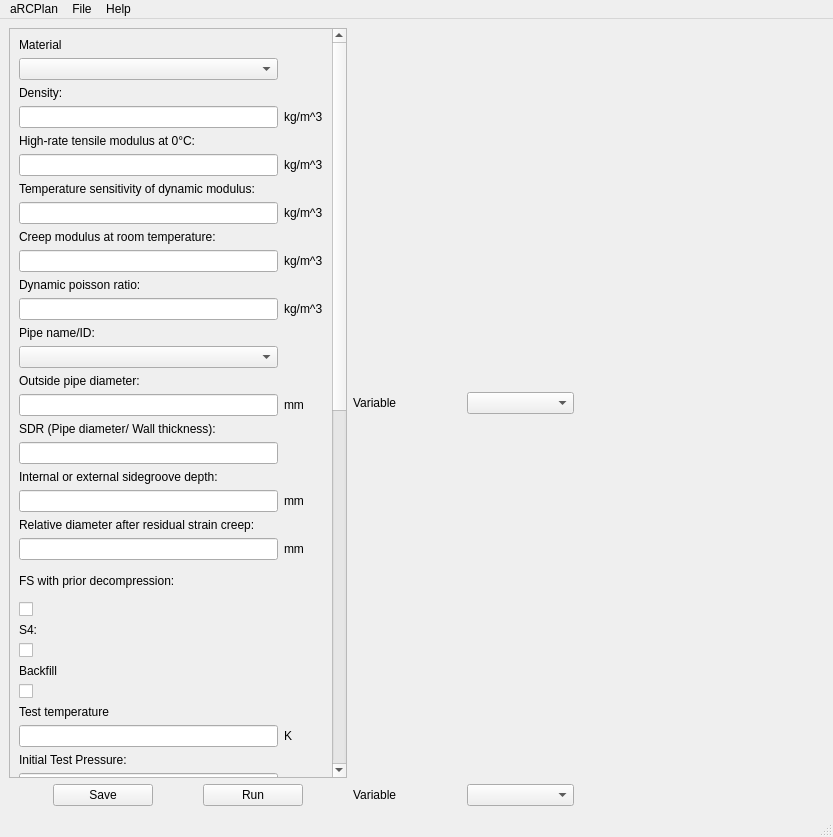
First picture: the form in Source/guimain.ui, repository FraserEdwards/aRCPlanQt, before the edit.
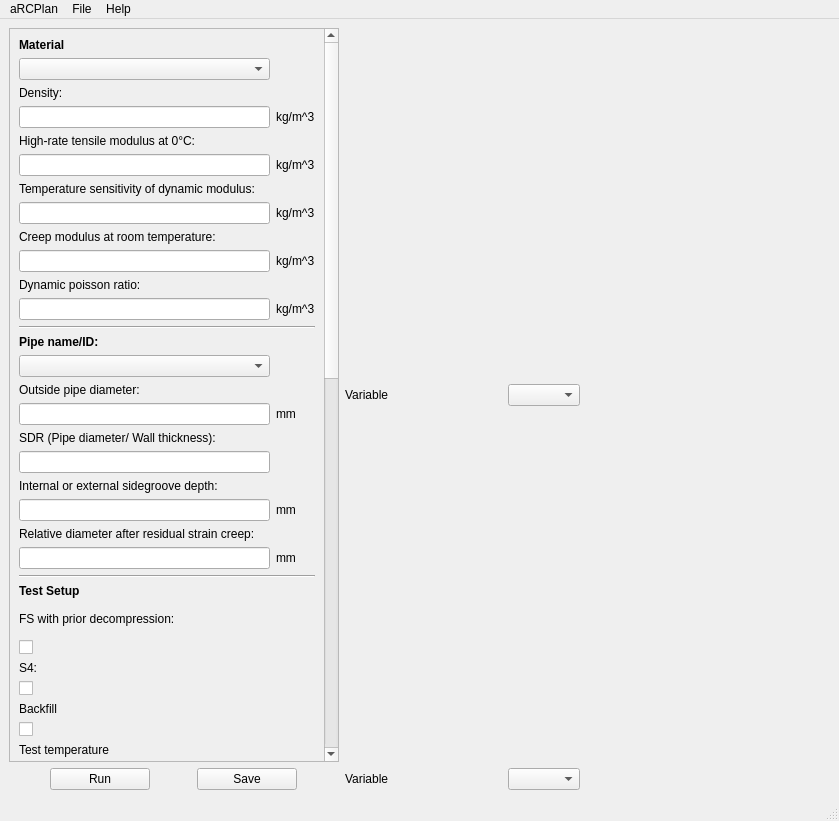
Second picture: the form after the edit. Custom widgets are drawn as their Qt base class.

Commit message: Tidied up parameters and prevented scaling

The edit to the form file:
```diff
--- a/Source/guimain.ui
+++ b/Source/guimain.ui
@@ -6,14 +6,20 @@
    <rect>
     <x>0</x>
     <y>0</y>
-    <width>833</width>
-    <height>837</height>
+    <width>839</width>
+    <height>821</height>
    </rect>
   </property>
+  <property name="sizePolicy">
+   <sizepolicy hsizetype="Fixed" vsizetype="Fixed">
+    <horstretch>0</horstretch>
+    <verstretch>0</verstretch>
+   </sizepolicy>
+  </property>
   <property name="maximumSize">
    <size>
-    <width>16777215</width>
-    <height>16777215</height>
+    <width>839</width>
+    <height>821</height>
    </size>
   </property>
   <property name="windowTitle">
@@ -24,15 +30,34 @@
   </property>
   <widget class="QWidget" name="centralwidget">
    <layout class="QGridLayout" name="gridLayout">
-    <item row="7" column="0">
+    <item row="5" column="0">
      <layout class="QHBoxLayout" name="horizontalLayout_2">
+      <item>
+       <widget class="QPushButton" name="Runbutton">
+        <property name="sizePolicy">
+         <sizepolicy hsizetype="Fixed" vsizetype="Fixed">
+          <horstretch>0</horstretch>
+          <verstretch>0</verstretch>
+         </sizepolicy>
+        </property>
+        <property name="maximumSize">
+         <size>
+          <width>100</width>
+          <height>50</height>
+         </size>
+        </property>
+        <property name="text">
+         <string>Run</string>
+        </property>
+       </widget>
+      </item>
       <item>
        <widget class="QPushButton" name="Save">
         <property name="enabled">
          <bool>true</bool>
         </property>
         <property name="sizePolicy">
-         <sizepolicy hsizetype="Minimum" vsizetype="Fixed">
+         <sizepolicy hsizetype="Fixed" vsizetype="Fixed">
           <horstretch>0</horstretch>
           <verstretch>0</verstretch>
          </sizepolicy>
@@ -48,28 +73,9 @@
         </property>
        </widget>
       </item>
-      <item>
-       <widget class="QPushButton" name="Runbutton">
-        <property name="sizePolicy">
-         <sizepolicy hsizetype="Minimum" vsizetype="Fixed">
-          <horstretch>0</horstretch>
-          <verstretch>0</verstretch>
-         </sizepolicy>
-        </property>
-        <property name="maximumSize">
-         <size>
-          <width>100</width>
-          <height>50</height>
-         </size>
-        </property>
-        <property name="text">
-         <string>Run</string>
-        </property>
-       </widget>
-      </item>
      </layout>
     </item>
-    <item row="7" column="2" colspan="2">
+    <item row="5" column="2" colspan="2">
      <layout class="QHBoxLayout" name="horizontalLayout">
       <item>
        <widget class="QLabel" name="yaxis">
@@ -79,7 +85,14 @@
        </widget>
       </item>
       <item>
-       <widget class="QComboBox" name="yCombo"/>
+       <widget class="QComboBox" name="yCombo">
+        <property name="sizePolicy">
+         <sizepolicy hsizetype="Fixed" vsizetype="Fixed">
+          <horstretch>0</horstretch>
+          <verstretch>0</verstretch>
+         </sizepolicy>
+        </property>
+       </widget>
       </item>
       <item>
        <spacer name="horizontalSpacer_2">
@@ -99,18 +112,109 @@
       </item>
      </layout>
     </item>
-    <item row="0" column="2" rowspan="3">
+    <item row="3" column="2" rowspan="2">
+     <widget class="QCustomPlot" name="Resultsplot" native="true">
+      <property name="sizePolicy">
+       <sizepolicy hsizetype="Fixed" vsizetype="Fixed">
+        <horstretch>0</horstretch>
+        <verstretch>0</verstretch>
+       </sizepolicy>
+      </property>
+      <property name="minimumSize">
+       <size>
+        <width>465</width>
+        <height>350</height>
+       </size>
+      </property>
+      <property name="contextMenuPolicy">
+       <enum>Qt::NoContextMenu</enum>
+      </property>
+      <property name="toolTip">
+       <string extracomment="Navigate plots using table below."/>
+      </property>
+      <property name="toolTipDuration">
+       <number>1</number>
+      </property>
+      <property name="statusTip">
+       <string extracomment="Navigate plots using table below."/>
+      </property>
+      <zorder>scrollArea</zorder>
+      <zorder>scrollArea</zorder>
+     </widget>
+    </item>
+    <item row="2" column="2" colspan="2">
+     <layout class="QHBoxLayout" name="horizontalLayout_3">
+      <item>
+       <widget class="QLabel" name="var">
+        <property name="text">
+         <string>Variable</string>
+        </property>
+       </widget>
+      </item>
+      <item>
+       <widget class="QComboBox" name="varCombo">
+        <property name="sizePolicy">
+         <sizepolicy hsizetype="Fixed" vsizetype="Fixed">
+          <horstretch>0</horstretch>
+          <verstretch>0</verstretch>
+         </sizepolicy>
+        </property>
+       </widget>
+      </item>
+      <item>
+       <spacer name="horizontalSpacer">
+        <property name="orientation">
+         <enum>Qt::Horizontal</enum>
+        </property>
+        <property name="sizeType">
+         <enum>QSizePolicy::Fixed</enum>
+        </property>
+        <property name="sizeHint" stdset="0">
+         <size>
+          <width>250</width>
+          <height>20</height>
+         </size>
+        </property>
+       </spacer>
+      </item>
+     </layout>
+    </item>
+    <item row="0" column="2" rowspan="2">
      <widget class="QCustomPlot" name="Crackplot" native="true">
+      <property name="sizePolicy">
+       <sizepolicy hsizetype="Fixed" vsizetype="Fixed">
+        <horstretch>0</horstretch>
+        <verstretch>0</verstretch>
+       </sizepolicy>
+      </property>
       <property name="minimumSize">
        <size>
         <width>465</width>
-        <height>300</height>
+        <height>350</height>
        </size>
       </property>
      </widget>
     </item>
-    <item row="0" column="0" rowspan="7">
+    <item row="0" column="0" rowspan="5">
      <widget class="QScrollArea" name="scrollArea_2">
+      <property name="sizePolicy">
+       <sizepolicy hsizetype="Minimum" vsizetype="Minimum">
+        <horstretch>0</horstretch>
+        <verstretch>100</verstretch>
+       </sizepolicy>
+      </property>
+      <property name="minimumSize">
+       <size>
+        <width>330</width>
+        <height>700</height>
+       </size>
+      </property>
+      <property name="maximumSize">
+       <size>
+        <width>330</width>
+        <height>9000</height>
+       </size>
+      </property>
       <property name="widgetResizable">
        <bool>true</bool>
       </property>
@@ -120,35 +224,121 @@
          <x>0</x>
          <y>0</y>
          <width>328</width>
-         <height>1670</height>
+         <height>1769</height>
         </rect>
        </property>
        <layout class="QGridLayout" name="gridLayout_3">
-        <item row="34" column="1">
+        <item row="39" column="0" colspan="2">
+         <widget class="QLabel" name="PipeID_9">
+          <property name="text">
+           <string>Test temperature</string>
+          </property>
+         </widget>
+        </item>
+        <item row="57" column="0" colspan="2">
+         <widget class="QLabel" name="PipeID_17">
+          <property name="text">
+           <string>Number of finite elements:</string>
+          </property>
+         </widget>
+        </item>
+        <item row="55" column="0" colspan="2">
+         <widget class="QLabel" name="PipeID_16">
+          <property name="text">
+           <string>Crack speed (single-shot analysis):</string>
+          </property>
+         </widget>
+        </item>
+        <item row="59" column="0" colspan="2">
+         <widget class="QLabel" name="label_4">
+          <property name="text">
+           <string>Verbose mode (not recomended):</string>
+          </property>
+          <property name="wordWrap">
+           <bool>true</bool>
+          </property>
+         </widget>
+        </item>
+        <item row="63" column="0" colspan="2">
+         <widget class="QLabel" name="label_2">
+          <property name="text">
+           <string>Single Shot:</string>
+          </property>
+         </widget>
+        </item>
+        <item row="65" column="0" colspan="2">
+         <widget class="QLabel" name="label">
+          <property name="text">
+           <string>Range:</string>
+          </property>
+         </widget>
+        </item>
+        <item row="67" column="0" colspan="2">
+         <widget class="QLabel" name="label_7">
+          <property name="text">
+           <string>Parameter:</string>
+          </property>
+         </widget>
+        </item>
+        <item row="70" column="0" colspan="2">
+         <widget class="QLabel" name="label_10">
+          <property name="text">
+           <string>No. of Points:</string>
+          </property>
+         </widget>
+        </item>
+        <item row="72" column="0" colspan="2">
+         <widget class="QLabel" name="label_8">
+          <property name="text">
+           <string>From:</string>
+          </property>
+          <property name="alignment">
+           <set>Qt::AlignLeading|Qt::AlignLeft|Qt::AlignVCenter</set>
+          </property>
+         </widget>
+        </item>
+        <item row="74" column="0">
+         <widget class="QLabel" name="label_9">
+          <property name="text">
+           <string>To:</string>
+          </property>
+          <property name="alignment">
+           <set>Qt::AlignLeading|Qt::AlignLeft|Qt::AlignVCenter</set>
+          </property>
+         </widget>
+        </item>
+        <item row="47" column="0" colspan="2">
+         <widget class="QLabel" name="PipeID_13">
+          <property name="text">
+           <string>Fraction of internal volume occupied by rigid core:</string>
+          </property>
+         </widget>
+        </item>
+        <item row="42" column="1">
          <widget class="QLabel" name="label_19">
           <property name="text">
            <string>MPa</string>
           </property>
          </widget>
         </item>
-        <item row="12" column="0">
+        <item row="17" column="0">
          <widget class="QLineEdit" name="creepmodulus"/>
         </item>
-        <item row="32" column="1">
+        <item row="40" column="1">
          <widget class="QLabel" name="label_18">
           <property name="text">
            <string>K</string>
           </property>
          </widget>
         </item>
-        <item row="8" column="1">
+        <item row="13" column="1">
          <widget class="QLabel" name="label_16">
           <property name="text">
            <string>kg/m^3</string>
           </property>
          </widget>
         </item>
-        <item row="63" column="0">
+        <item row="73" column="0">
          <widget class="QLineEdit" name="from">
           <property name="sizePolicy">
            <sizepolicy hsizetype="Fixed" vsizetype="Fixed">
@@ -158,37 +348,40 @@
           </property>
          </widget>
         </item>
-        <item row="42" column="0">
+        <item row="28" column="0">
+         <widget class="QLineEdit" name="groovedepth"/>
+        </item>
+        <item row="50" column="0">
          <widget class="QLineEdit" name="waterfraction"/>
         </item>
-        <item row="17" column="0" colspan="2">
+        <item row="75" column="0">
+         <widget class="QLineEdit" name="to">
+          <property name="sizePolicy">
+           <sizepolicy hsizetype="Fixed" vsizetype="Fixed">
+            <horstretch>0</horstretch>
+            <verstretch>0</verstretch>
+           </sizepolicy>
+          </property>
+         </widget>
+        </item>
+        <item row="23" column="0" colspan="2">
          <widget class="QLabel" name="PipeID_22">
           <property name="text">
            <string>Outside pipe diameter:</string>
           </property>
          </widget>
         </item>
-        <item row="1" column="0">
-         <widget class="QComboBox" name="materialname"/>
+        <item row="54" column="0">
+         <widget class="QLineEdit" name="initiallength"/>
         </item>
-        <item row="65" column="0">
-         <widget class="QLineEdit" name="to">
-          <property name="sizePolicy">
-           <sizepolicy hsizetype="Fixed" vsizetype="Fixed">
-            <horstretch>0</horstretch>
-            <verstretch>0</verstretch>
-           </sizepolicy>
-          </property>
-         </widget>
-        </item>
-        <item row="10" column="1">
+        <item row="15" column="1">
          <widget class="QLabel" name="label_17">
           <property name="text">
            <string>kg/m^3</string>
           </property>
          </widget>
         </item>
-        <item row="30" column="0">
+        <item row="38" column="0">
          <widget class="QCheckBox" name="backfill">
           <property name="text">
            <string/>
@@ -196,32 +389,35 @@
          </widget>
         </item>
         <item row="46" column="0">
-         <widget class="QLineEdit" name="initiallength"/>
+         <widget class="QLineEdit" name="backfilldensity"/>
         </item>
-        <item row="29" column="0">
+        <item row="15" column="0">
+         <widget class="QLineEdit" name="deltadynamicmodulus"/>
+        </item>
+        <item row="37" column="0">
          <widget class="QLabel" name="label_11">
           <property name="text">
            <string>Backfill</string>
           </property>
          </widget>
         </item>
-        <item row="38" column="0">
-         <widget class="QLineEdit" name="backfilldensity"/>
-        </item>
-        <item row="11" column="0" colspan="2">
-         <widget class="QLabel" name="Creepmodulus">
-          <property name="text">
-           <string>Creep modulus at room temperature:</string>
-          </property>
-         </widget>
-        </item>
-        <item row="24" column="0">
+        <item row="30" column="0">
          <widget class="QLineEdit" name="relativediameter"/>
         </item>
-        <item row="8" column="0">
+        <item row="13" column="0">
          <widget class="QLineEdit" name="dynamicmodulus"/>
         </item>
-        <item row="25" column="0">
+        <item row="16" column="0" colspan="2">
+         <widget class="QLabel" name="Creepmodulus">
+          <property name="text">
+           <string>Creep modulus at room temperature:</string>
+          </property>
+         </widget>
+        </item>
+        <item row="44" column="0">
+         <widget class="QLineEdit" name="backfilldepth"/>
+        </item>
+        <item row="33" column="0">
          <widget class="QLabel" name="label_12">
           <property name="minimumSize">
            <size>
@@ -243,125 +439,119 @@
           </property>
          </widget>
         </item>
-        <item row="7" column="0">
+        <item row="48" column="0">
+         <widget class="QLineEdit" name="solidfraction"/>
+        </item>
+        <item row="12" column="0">
          <widget class="QLabel" name="DynamicModulus">
           <property name="text">
            <string>High-rate tensile modulus at 0°C:</string>
           </property>
          </widget>
         </item>
-        <item row="36" column="0">
-         <widget class="QLineEdit" name="backfilldepth"/>
-        </item>
-        <item row="40" column="0">
-         <widget class="QLineEdit" name="solidfraction"/>
-        </item>
-        <item row="52" column="0">
+        <item row="60" column="0">
          <widget class="QCheckBox" name="verbose">
           <property name="text">
            <string/>
           </property>
          </widget>
         </item>
-        <item row="18" column="0">
+        <item row="24" column="0">
          <widget class="QLineEdit" name="outsidediameter"/>
         </item>
-        <item row="27" column="0">
+        <item row="35" column="0">
          <widget class="QLabel" name="label_13">
           <property name="text">
            <string>S4:</string>
           </property>
          </widget>
         </item>
-        <item row="22" column="0">
-         <widget class="QLineEdit" name="groovedepth"/>
-        </item>
-        <item row="54" column="0">
-         <widget class="QCheckBox" name="singlemode">
-          <property name="text">
-           <string/>
-          </property>
-         </widget>
-        </item>
-        <item row="48" column="0">
-         <widget class="QLineEdit" name="crackspeed"/>
-        </item>
-        <item row="50" column="0">
+        <item row="58" column="0">
          <widget class="QLineEdit" name="fdnumber"/>
         </item>
-        <item row="13" column="0" colspan="2">
+        <item row="56" column="0">
+         <widget class="QLineEdit" name="crackspeed"/>
+        </item>
+        <item row="64" column="0">
+         <widget class="QCheckBox" name="singlemode">
+          <property name="text">
+           <string/>
+          </property>
+         </widget>
+        </item>
+        <item row="19" column="1">
+         <widget class="QLabel" name="label_23">
+          <property name="text">
+           <string>kg/m^3</string>
+          </property>
+         </widget>
+        </item>
+        <item row="18" column="0" colspan="2">
          <widget class="QLabel" name="Poissonratio">
           <property name="text">
            <string>Dynamic poisson ratio:</string>
           </property>
          </widget>
         </item>
-        <item row="14" column="1">
-         <widget class="QLabel" name="label_23">
-          <property name="text">
-           <string>kg/m^3</string>
-          </property>
-         </widget>
+        <item row="11" column="0">
+         <widget class="QLineEdit" name="density"/>
         </item>
-        <item row="9" column="0" colspan="2">
+        <item row="14" column="0" colspan="2">
          <widget class="QLabel" name="DDynamicModulus">
           <property name="text">
            <string>Temperature sensitivity of dynamic modulus:</string>
           </property>
          </widget>
         </item>
-        <item row="6" column="0">
-         <widget class="QLineEdit" name="density"/>
-        </item>
-        <item row="56" column="0">
+        <item row="66" column="0">
          <widget class="QCheckBox" name="rangemode">
           <property name="text">
            <string/>
           </property>
          </widget>
         </item>
-        <item row="28" column="0">
+        <item row="36" column="0">
          <widget class="QCheckBox" name="s4">
           <property name="text">
            <string/>
           </property>
          </widget>
         </item>
-        <item row="18" column="1">
-         <widget class="QLabel" name="label_24">
-          <property name="text">
-           <string>mm</string>
-          </property>
-         </widget>
-        </item>
         <item row="24" column="1">
+         <widget class="QLabel" name="label_24">
+          <property name="text">
+           <string>mm</string>
+          </property>
+         </widget>
+        </item>
+        <item row="30" column="1">
          <widget class="QLabel" name="label_26">
           <property name="text">
            <string>mm</string>
           </property>
          </widget>
         </item>
-        <item row="19" column="0" colspan="2">
+        <item row="25" column="0" colspan="2">
          <widget class="QLabel" name="PipeID_25">
           <property name="text">
            <string>SDR (Pipe diameter/ Wall thickness): </string>
           </property>
          </widget>
         </item>
-        <item row="44" column="0">
+        <item row="52" column="0">
          <widget class="QCheckBox" name="fixedlength">
           <property name="text">
            <string/>
           </property>
          </widget>
         </item>
-        <item row="20" column="0">
+        <item row="26" column="0">
          <widget class="QLineEdit" name="sdr"/>
         </item>
-        <item row="14" column="0">
+        <item row="19" column="0">
          <widget class="QLineEdit" name="dynpoissonratio"/>
         </item>
-        <item row="61" column="0">
+        <item row="71" column="0">
          <widget class="QLineEdit" name="noofpoints">
           <property name="sizePolicy">
            <sizepolicy hsizetype="Fixed" vsizetype="Fixed">
@@ -371,37 +561,34 @@
           </property>
          </widget>
         </item>
-        <item row="32" column="0">
+        <item row="40" column="0">
          <widget class="QLineEdit" name="testtemperature"/>
         </item>
-        <item row="10" column="0">
-         <widget class="QLineEdit" name="deltadynamicmodulus"/>
-        </item>
-        <item row="2" column="0" colspan="2">
+        <item row="7" column="0" colspan="2">
          <widget class="QLabel" name="Density">
           <property name="text">
            <string>Density:</string>
           </property>
          </widget>
         </item>
-        <item row="16" column="0">
+        <item row="22" column="0">
          <widget class="QComboBox" name="pipename"/>
         </item>
-        <item row="36" column="1">
+        <item row="44" column="1">
          <widget class="QLabel" name="label_20">
           <property name="text">
            <string>mm</string>
           </property>
          </widget>
         </item>
-        <item row="6" column="1">
+        <item row="11" column="1">
          <widget class="QLabel" name="label_15">
           <property name="text">
            <string>kg/m^3</string>
           </property>
          </widget>
         </item>
-        <item row="58" column="0">
+        <item row="68" column="0">
          <widget class="QComboBox" name="parameter">
           <property name="sizePolicy">
            <sizepolicy hsizetype="Fixed" vsizetype="Fixed">
@@ -414,101 +601,93 @@
           </property>
          </widget>
         </item>
-        <item row="26" column="0">
-         <widget class="QCheckBox" name="fs">
-          <property name="text">
-           <string/>
-          </property>
-         </widget>
-        </item>
         <item row="34" column="0">
+         <widget class="QCheckBox" name="fs">
+          <property name="text">
+           <string/>
+          </property>
+         </widget>
+        </item>
+        <item row="42" column="0">
          <widget class="QLineEdit" name="initialpressure"/>
         </item>
-        <item row="12" column="1">
+        <item row="17" column="1">
          <widget class="QLabel" name="label_22">
           <property name="text">
            <string>kg/m^3</string>
           </property>
          </widget>
         </item>
-        <item row="38" column="1">
+        <item row="46" column="1">
          <widget class="QLabel" name="label_21">
           <property name="text">
            <string>kg/m^3</string>
           </property>
          </widget>
         </item>
-        <item row="22" column="1">
+        <item row="28" column="1">
          <widget class="QLabel" name="label_25">
           <property name="text">
            <string>mm</string>
           </property>
          </widget>
         </item>
-        <item row="15" column="0" colspan="2">
+        <item row="21" column="0" colspan="2">
          <widget class="QLabel" name="pipeID">
+          <property name="font">
+           <font>
+            <weight>75</weight>
+            <bold>true</bold>
+           </font>
+          </property>
           <property name="text">
            <string>Pipe name/ID:</string>
           </property>
          </widget>
         </item>
-        <item row="0" column="0" colspan="2">
-         <widget class="QLabel" name="label_79">
-          <property name="text">
-           <string>Material</string>
-          </property>
-         </widget>
-        </item>
-        <item row="21" column="0" colspan="2">
+        <item row="27" column="0" colspan="2">
          <widget class="QLabel" name="PipeID_24">
           <property name="text">
            <string>Internal or external sidegroove depth: </string>
           </property>
          </widget>
         </item>
-        <item row="23" column="0" colspan="2">
+        <item row="29" column="0" colspan="2">
          <widget class="QLabel" name="PipeID_23">
           <property name="text">
            <string>Relative diameter after residual strain creep: </string>
           </property>
          </widget>
         </item>
-        <item row="39" column="0" colspan="2">
-         <widget class="QLabel" name="PipeID_13">
-          <property name="text">
-           <string>Fraction of internal volume occupied by rigid core:</string>
-          </property>
-         </widget>
-        </item>
-        <item row="41" column="0" colspan="2">
+        <item row="49" column="0" colspan="2">
          <widget class="QLabel" name="PipeID_14">
           <property name="text">
            <string>Fraction of internal volume occupied by water:</string>
           </property>
          </widget>
         </item>
-        <item row="35" column="0" colspan="2">
-         <widget class="QLabel" name="PipeID_11">
-          <property name="text">
-           <string>Backfill Depth:</string>
-          </property>
-         </widget>
-        </item>
-        <item row="33" column="0" colspan="2">
-         <widget class="QLabel" name="PipeID_10">
-          <property name="text">
-           <string>Initial Test Pressure: </string>
-          </property>
-         </widget>
-        </item>
-        <item row="45" column="0" colspan="2">
+        <item row="53" column="0" colspan="2">
          <widget class="QLabel" name="PipeID_15">
           <property name="text">
            <string>Outflow length (fixed or estimated value):</string>
           </property>
          </widget>
         </item>
+        <item row="41" column="0" colspan="2">
+         <widget class="QLabel" name="PipeID_10">
+          <property name="text">
+           <string>Initial Test Pressure: </string>
+          </property>
+         </widget>
+        </item>
         <item row="43" column="0" colspan="2">
+         <widget class="QLabel" name="PipeID_11">
+          <property name="text">
+           <string>Backfill Depth:</string>
+          </property>
+         </widget>
+        </item>
+        <item row="51" column="0" colspan="2">
          <widget class="QLabel" name="label_14">
           <property name="text">
            <string>Auto-calculate outflow length?</string>
@@ -518,89 +697,73 @@
           </property>
          </widget>
         </item>
-        <item row="37" column="0" colspan="2">
+        <item row="45" column="0" colspan="2">
          <widget class="QLabel" name="PipeID_12">
           <property name="text">
            <string>Backfill Density: </string>
           </property>
          </widget>
         </item>
+        <item row="20" column="0" colspan="2">
+         <widget class="Line" name="line">
+          <property name="orientation">
+           <enum>Qt::Horizontal</enum>
+          </property>
+         </widget>
+        </item>
+        <item row="0" column="0">
+         <widget class="QLabel" name="label_79">
+          <property name="font">
+           <font>
+            <weight>75</weight>
+            <bold>true</bold>
+           </font>
+          </property>
+          <property name="text">
+           <string>Material</string>
+          </property>
+         </widget>
+        </item>
+        <item row="32" column="0">
+         <widget class="QLabel" name="label_3">
+          <property name="font">
+           <font>
+            <weight>75</weight>
+            <bold>true</bold>
+           </font>
+          </property>
+          <property name="text">
+           <string>Test Setup</string>
+          </property>
+         </widget>
+        </item>
+        <item row="1" column="0">
+         <widget class="QComboBox" name="materialname"/>
+        </item>
+        <item row="62" column="0">
+         <widget class="QLabel" name="label_5">
+          <property name="font">
+           <font>
+            <weight>75</weight>
+            <bold>true</bold>
+           </font>
+          </property>
+          <property name="text">
+           <string>Execution Mode</string>
+          </property>
+         </widget>
+        </item>
         <item row="31" column="0" colspan="2">
-         <widget class="QLabel" name="PipeID_9">
-          <property name="text">
-           <string>Test temperature</string>
+         <widget class="Line" name="line_3">
+          <property name="orientation">
+           <enum>Qt::Horizontal</enum>
           </property>
          </widget>
         </item>
-        <item row="49" column="0" colspan="2">
-         <widget class="QLabel" name="PipeID_17">
-          <property name="text">
-           <string>Number of finite elements:</string>
-          </property>
-         </widget>
-        </item>
-        <item row="47" column="0" colspan="2">
-         <widget class="QLabel" name="PipeID_16">
-          <property name="text">
-           <string>Crack speed (single-shot analysis):</string>
-          </property>
-         </widget>
-        </item>
-        <item row="51" column="0" colspan="2">
-         <widget class="QLabel" name="label_4">
-          <property name="text">
-           <string>Verbose mode (not recomended):</string>
-          </property>
-          <property name="wordWrap">
-           <bool>true</bool>
-          </property>
-         </widget>
-        </item>
-        <item row="53" column="0" colspan="2">
-         <widget class="QLabel" name="label_2">
-          <property name="text">
-           <string>Single Shot:</string>
-          </property>
-         </widget>
-        </item>
-        <item row="55" column="0" colspan="2">
-         <widget class="QLabel" name="label">
-          <property name="text">
-           <string>Range:</string>
-          </property>
-         </widget>
-        </item>
-        <item row="57" column="0" colspan="2">
-         <widget class="QLabel" name="label_7">
-          <property name="text">
-           <string>Parameter:</string>
-          </property>
-         </widget>
-        </item>
-        <item row="60" column="0" colspan="2">
-         <widget class="QLabel" name="label_10">
-          <property name="text">
-           <string>No. of Points:</string>
-          </property>
-         </widget>
-        </item>
-        <item row="62" column="0" colspan="2">
-         <widget class="QLabel" name="label_8">
-          <property name="text">
-           <string>From:</string>
-          </property>
-          <property name="alignment">
-           <set>Qt::AlignLeading|Qt::AlignLeft|Qt::AlignVCenter</set>
-          </property>
-         </widget>
-        </item>
-        <item row="64" column="0">
-         <widget class="QLabel" name="label_9">
-          <property name="text">
-           <string>To:</string>
-          </property>
-          <property name="alignment">
-           <set>Qt::AlignLeading|Qt::AlignLeft|Qt::AlignVCenter</set>
+        <item row="61" column="0" colspan="2">
+         <widget class="Line" name="line_2">
+          <property name="orientation">
+           <enum>Qt::Horizontal</enum>
           </property>
          </widget>
         </item>
@@ -608,58 +771,6 @@
       </widget>
      </widget>
     </item>
-    <item row="4" column="2" rowspan="3">
-     <widget class="QCustomPlot" name="Resultsplot" native="true">
-      <property name="minimumSize">
-       <size>
-        <width>465</width>
-        <height>300</height>
-       </size>
-      </property>
-      <property name="contextMenuPolicy">
-       <enum>Qt::NoContextMenu</enum>
-      </property>
-      <property name="toolTip">
-       <string extracomment="Navigate plots using table below."/>
-      </property>
-      <property name="toolTipDuration">
-       <number>1</number>
-      </property>
-      <property name="statusTip">
-       <string extracomment="Navigate plots using table below."/>
-      </property>
-     </widget>
-    </item>
-    <item row="3" column="2" colspan="2">
-     <layout class="QHBoxLayout" name="horizontalLayout_3">
-      <item>
-       <widget class="QLabel" name="var">
-        <property name="text">
-         <string>Variable</string>
-        </property>
-       </widget>
-      </item>
-      <item>
-       <widget class="QComboBox" name="varCombo"/>
-      </item>
-      <item>
-       <spacer name="horizontalSpacer">
-        <property name="orientation">
-         <enum>Qt::Horizontal</enum>
-        </property>
-        <property name="sizeType">
-         <enum>QSizePolicy::Fixed</enum>
-        </property>
-        <property name="sizeHint" stdset="0">
-         <size>
-          <width>250</width>
-          <height>20</height>
-         </size>
-        </property>
-       </spacer>
-      </item>
-     </layout>
-    </item>
    </layout>
   </widget>
   <widget class="QMenuBar" name="menubar">
@@ -667,7 +778,7 @@
     <rect>
      <x>0</x>
      <y>0</y>
-     <width>833</width>
+     <width>839</width>
      <height>22</height>
     </rect>
    </property>
```
The commit also changes 1 other file.
